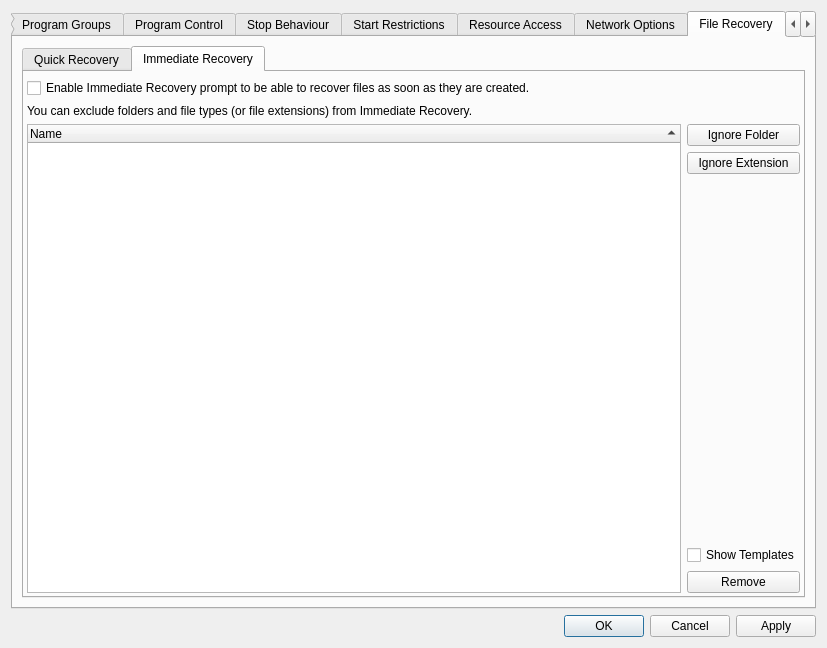
First picture: the form in SandboxiePlus/SandMan/Forms/OptionsWindow.ui, repository sandboxie-plus/Sandboxie, before the edit.
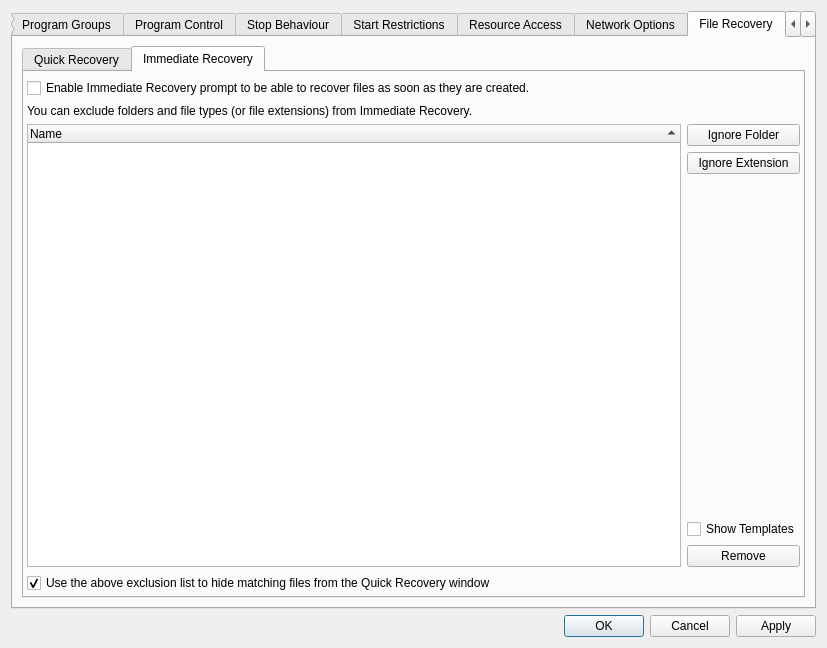
Second picture: the form after the edit. The open tabs and pages were chosen to show the change.

Commit message: Add wildcard support for recovery patterns

The edit to the form file:
```diff
--- a/SandboxiePlus/SandMan/Forms/OptionsWindow.ui
+++ b/SandboxiePlus/SandMan/Forms/OptionsWindow.ui
@@ -4413,6 +4413,19 @@
                  </property>
                 </widget>
                </item>
+               <item row="7" column="0" colspan="2">
+                <widget class="QCheckBox" name="chkUseIgnoreForQuick">
+                 <property name="text">
+                  <string>Use the above exclusion list to hide matching files from the Quick Recovery window</string>
+                 </property>
+                 <property name="toolTip">
+                  <string>Requires the &quot;Show All&quot; checkbox to be unchecked in the recovery window.</string>
+                 </property>
+                 <property name="checked">
+                  <bool>true</bool>
+                 </property>
+                </widget>
+               </item>
               </layout>
              </item>
             </layout>
```
Left out of the diff: 1 changed line with no effect on the pictures. The commit also changes 10 other files.
